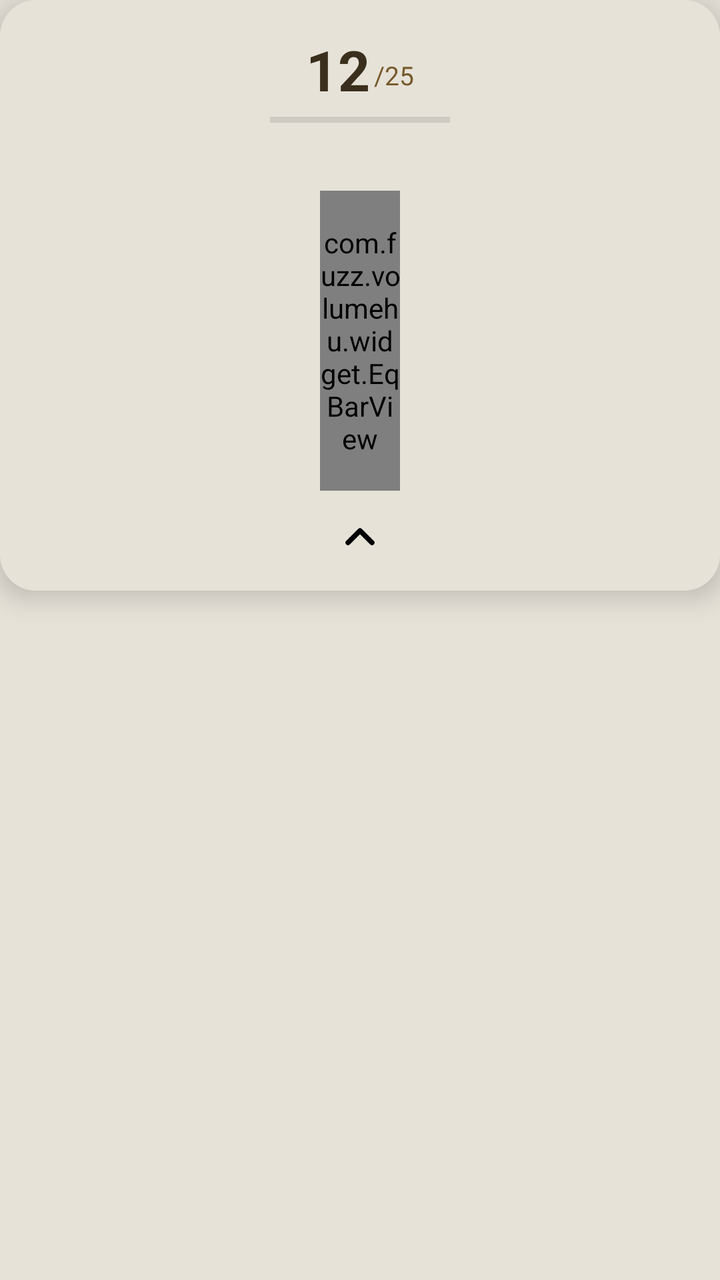
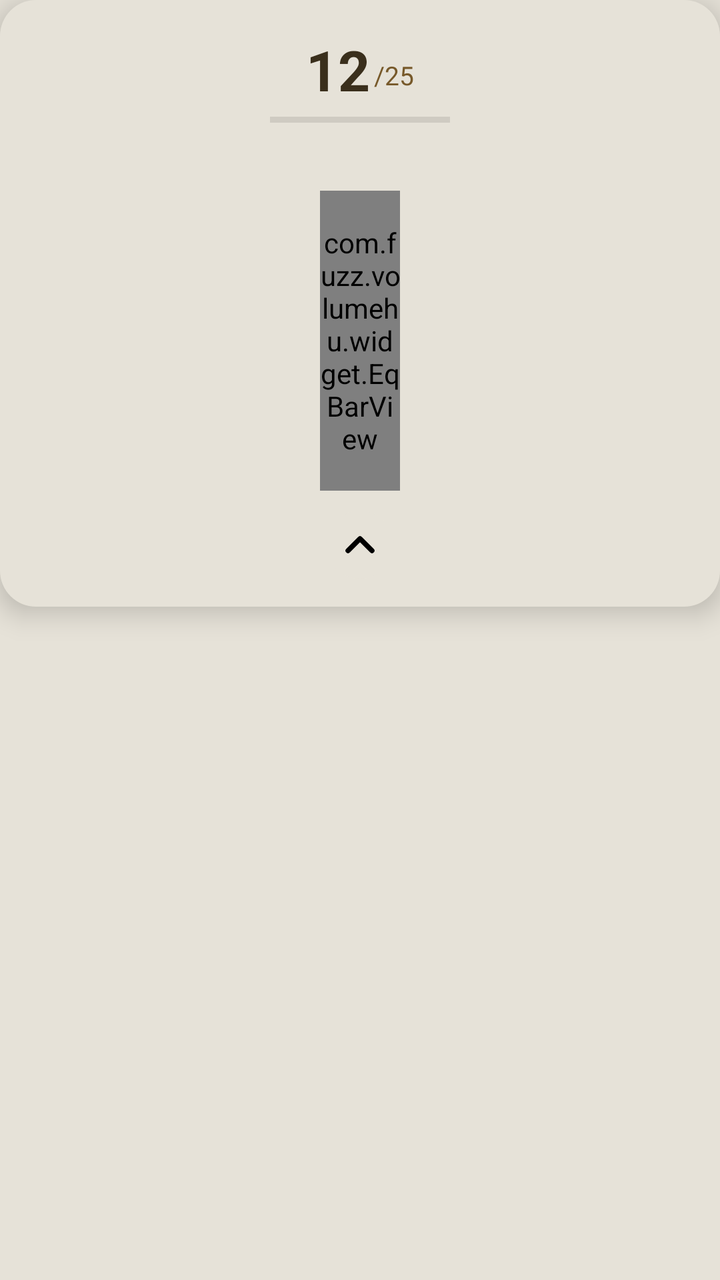

The first picture is an Android layout as it rendered before a commit; the second is the same layout after the commit. The layout source and the unified diff follow.
<!-- AndroidManifest.xml: application theme AppTheme -->
<!-- res/layout/overlay_panel.xml -->
<?xml version="1.0" encoding="utf-8"?>
<FrameLayout xmlns:android="http://schemas.android.com/apk/res/android"
    android:layout_width="150dp"
    android:layout_height="wrap_content">

    <LinearLayout
        android:id="@+id/panelCard"
        android:layout_width="match_parent"
        android:layout_height="wrap_content"
        android:orientation="vertical"
        android:elevation="8dp"
        android:background="@drawable/bg_panel_card"
        android:padding="14dp"
        android:gravity="center_horizontal">

        
        <LinearLayout
            android:id="@+id/readoutRow"
            android:layout_width="wrap_content"
            android:layout_height="wrap_content"
            android:orientation="vertical"
            android:gravity="center_horizontal"
            android:paddingTop="2dp"
            android:paddingBottom="6dp">

            <LinearLayout
                android:layout_width="wrap_content"
                android:layout_height="wrap_content"
                android:orientation="horizontal"
                android:gravity="bottom">

                <TextView
                    android:id="@+id/volNum"
                    android:layout_width="wrap_content"
                    android:layout_height="wrap_content"
                    android:text="12"
                    android:textColor="@color/ink"
                    android:textSize="28sp"
                    android:textStyle="bold" />

                <TextView
                    android:id="@+id/volMax"
                    android:layout_width="wrap_content"
                    android:layout_height="wrap_content"
                    android:layout_marginStart="2dp"
                    android:layout_marginBottom="3dp"
                    android:text="/25"
                    android:textColor="@color/ink_dim"
                    android:textSize="13sp" />
            </LinearLayout>

            <FrameLayout
                android:id="@+id/holdProgressTrack"
                android:layout_width="90dp"
                android:layout_height="3dp"
                android:layout_marginTop="5dp"
                android:background="#1A000000">

                <View
                    android:id="@+id/holdProgressFill"
                    android:layout_width="match_parent"
                    android:layout_height="match_parent"
                    android:background="@color/accent"
                    android:scaleX="0" />
            </FrameLayout>
            
        </LinearLayout>

        
        <ImageButton
            android:id="@+id/nudgeBtn"
            android:layout_width="30dp"
            android:layout_height="24dp"
            android:layout_marginBottom="4dp"
            android:background="@drawable/bg_small_button"
            android:src="@drawable/ic_chevron"
            android:scaleType="centerInside"
            android:contentDescription="Push past 20"
            android:visibility="invisible" />

        <com.fuzz.volumehu.widget.EqBarView
            android:id="@+id/eqBar"
            android:layout_width="40dp"
            android:layout_height="150dp" />

        
        <ImageButton
            android:id="@+id/collapseBtn"
            android:layout_width="42dp"
            android:layout_height="26dp"
            android:layout_marginTop="10dp"
            android:background="@drawable/bg_small_button"
            android:src="@drawable/ic_chevron"
            android:scaleType="centerInside"
            android:contentDescription="Collapse panel" />
    </LinearLayout>

</FrameLayout>
<!-- resources referenced by this layout -->
<resources>
  <color name="accent">#B3691F</color>
  <color name="ink">#3A2F1C</color>
  <color name="ink_dim">#77592A</color>
  <!-- drawable bg_panel_card (drawable) -->
  <?xml version="1.0" encoding="utf-8"?>
  <shape xmlns:android="http://schemas.android.com/apk/res/android" android:shape="rectangle">
      <solid android:color="@color/cream" />
      <corners android:radius="18dp" />
  </shape>
  <!-- drawable bg_small_button (drawable) -->
  <?xml version="1.0" encoding="utf-8"?>
  <shape xmlns:android="http://schemas.android.com/apk/res/android" android:shape="rectangle">
      <solid android:color="@color/cream" />
      <corners android:radius="999dp" />
  </shape>
  <!-- drawable ic_chevron (drawable) -->
  <vector xmlns:android="http://schemas.android.com/apk/res/android"
      android:width="24dp"
      android:height="24dp"
      android:viewportWidth="24"
      android:viewportHeight="24">
      <path
          android:strokeColor="#FF000000"
          android:strokeWidth="2.5"
          android:strokeLineCap="round"
          android:strokeLineJoin="round"
          android:pathData="M6,15l6,-6l6,6" />
  </vector>
  <style name="AppTheme" parent="Theme.AppCompat.DayNight.NoActionBar">
          <item name="colorPrimary">@color/accent</item>
          <item name="colorPrimaryDark">@color/ink</item>
          <item name="colorAccent">@color/accent</item>
          <item name="android:windowBackground">@color/cream</item>
      </style>
  <color name="cream">#E6E2D8</color>
</resources>

<!-- the commit's change to res/layout/overlay_panel.xml (unified diff, before → after) -->
@@ -86,8 +86,8 @@
         
         <ImageButton
             android:id="@+id/collapseBtn"
-            android:layout_width="42dp"
-            android:layout_height="26dp"
+            android:layout_width="34dp"
+            android:layout_height="34dp"
             android:layout_marginTop="10dp"
             android:background="@drawable/bg_small_button"
             android:src="@drawable/ic_chevron"
